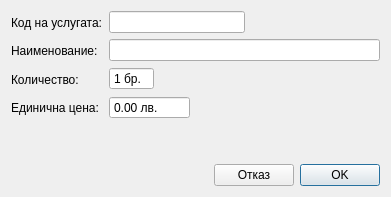
Above: src/View/Widgets/BusinessOperationDialog.ui from thefinalcutbg/DinoDent before the change. Below: the same form after it.
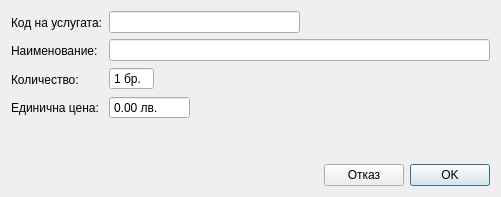
That is the form after the change. Custom widgets are drawn as their Qt base class.

Commit message: completion match flag changed

```diff
--- a/src/View/Widgets/BusinessOperationDialog.ui
+++ b/src/View/Widgets/BusinessOperationDialog.ui
@@ -6,7 +6,7 @@
    <rect>
     <x>0</x>
     <y>0</y>
-    <width>391</width>
+    <width>501</width>
     <height>197</height>
    </rect>
   </property>
```
The commit also changes 1 other file.
